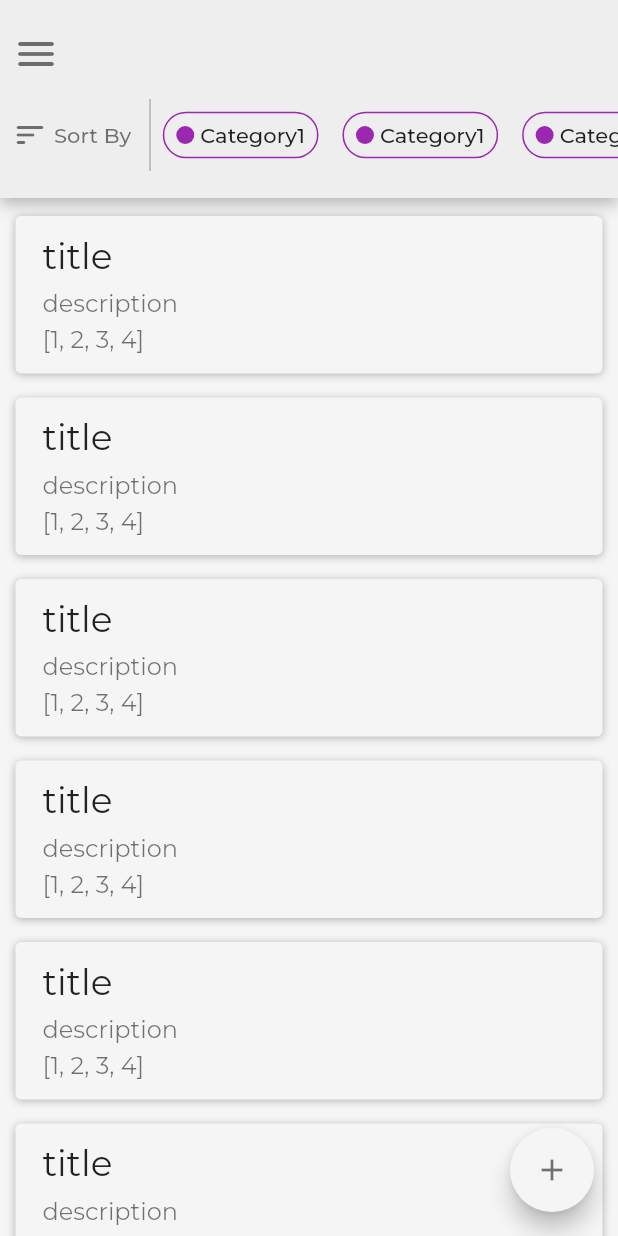
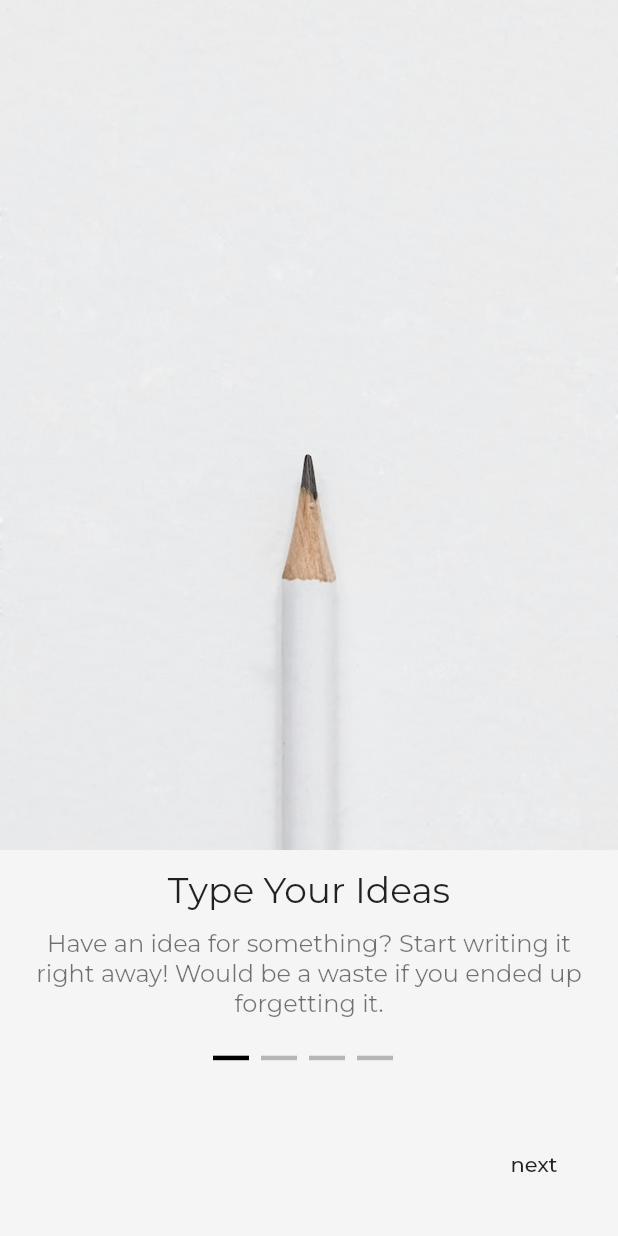
Before and after one commit to MasRoesdi/bank_of_ideas, a Flutter app: the screen it shows after launch, on a phone screen of 412 x 824 dp. Run offline on Flutter 3.47's test engine with Material 2 defaults, Android fonts, the light colour scheme and no system bars; our stand-ins replace google_fonts, hive, hive_flutter; accounts and stored records are empty.

Commit message:
Finished OnboardingScreen and other minor adjusments

```diff
--- a/lib/custom_properties.dart
+++ b/lib/custom_properties.dart
@@ -13,6 +13,11 @@ class TextProperties {
 
   static const TextStyle small = TextStyle(
     color: Colors.black54,
+    fontSize: 14,
+  );
+
+  static const TextStyle smallThick = TextStyle(
+    color: Colors.black87,
     fontSize: 14,
   );
 }
--- a/lib/custom_widgets.dart
+++ b/lib/custom_widgets.dart
@@ -134,44 +134,61 @@ class CategoryButton extends StatelessWidget {
   }
 }
 
-// The commented class below is an attempt to create a custom ToggleButtons
-// that is made solely for the categories selector that is designed for
-// the HomeScreen. Due to the probable difficulty of making such widget,
-// the development for it has been stopped.
+class OnboardPage extends StatelessWidget {
+  final String? title;
+  final String? subtitle;
+  final String? imagePath;
 
-// class CategoryButtonGroup extends StatelessWidget {
-//   final List<CategoryButton>? buttons;
-//   final List<bool>? isSelected;
+  const OnboardPage(
+      {required this.title,
+      required this.subtitle,
+      required this.imagePath,
+      super.key});
 
-//   const CategoryButtonGroup(
-//       {required this.buttons, required this.isSelected, super.key});
+  @override
+  Widget build(BuildContext context) {
+    var screenSize = MediaQuery.of(context).size;
 
-//   @override
-//   Widget build(BuildContext context) {
-//     return Row(
-//       mainAxisSize: MainAxisSize.max,
-//       mainAxisAlignment: MainAxisAlignment.start,
-//       crossAxisAlignment: CrossAxisAlignment.center,
-//       children: List.generate(buttons!.length, (index) {
-//         return Container(
-//           margin: const EdgeInsets.symmetric(horizontal: 8),
-//           child: TextButton(
-//             style: const ButtonStyle(
-//               padding: MaterialStatePropertyAll(EdgeInsets.zero),
-//               shape: MaterialStatePropertyAll(
-//                 RoundedRectangleBorder(
-//                   borderRadius: BorderRadius.all(
-//                     Radius.circular(48),
-//                   ),
-//                 ),
-//               ),
-//               tapTargetSize: MaterialTapTargetSize.shrinkWrap,
-//             ),
-//             onPressed: () {},
-//             child: buttons![index],
-//           ),
-//         );
-//       }),
-//     );
-//   }
-// }
+    return Container(
+      width: screenSize.width,
+      height: screenSize.height * 0.65,
+      decoration: BoxDecoration(
+        color: ColorProperties.main,
+      ),
+      child: Column(
+        mainAxisSize: MainAxisSize.max,
+        mainAxisAlignment: MainAxisAlignment.start,
+        crossAxisAlignment: CrossAxisAlignment.center,
+        children: [
+          Expanded(
+            child: SizedBox(
+              width: screenSize.width,
+              child: Image.asset(
+                imagePath!,
+                fit: BoxFit.cover,
+              ),
+            ),
+          ),
+          const SizedBox(
+            height: 12,
+          ),
+          Text(
+            '$title',
+            style: TextProperties.h1,
+          ),
+          const SizedBox(
+            height: 12,
+          ),
+          Padding(
+            padding: const EdgeInsets.symmetric(horizontal: 12),
+            child: Text(
+              '$subtitle',
+              style: TextProperties.normal,
+              textAlign: TextAlign.center,
+            ),
+          ),
+        ],
+      ),
+    );
+  }
+}
--- a/lib/main.dart
+++ b/lib/main.dart
@@ -1,4 +1,5 @@
 import 'package:bank_of_ideas/home.dart';
+import 'package:bank_of_ideas/onboard.dart';
 import 'package:bank_of_ideas/settings.dart';
 import 'package:bank_of_ideas/splash.dart';
 import 'package:flutter/material.dart';
@@ -9,7 +10,8 @@ void main() async {
   WidgetsFlutterBinding.ensureInitialized();
 
   await Hive.initFlutter();
-  Hive.openBox('ideas');
+  await Hive.openBox('ideas');
+  await Hive.openBox('user_preferences');
 
   runApp(const RootWidget());
 }
@@ -26,7 +28,8 @@ class RootWidget extends StatelessWidget {
       routes: {
         '/': (context) => const HomeScreen(),
         '/splash': (context) => const SplashScreen(),
-        '/settings': (context) => const SettingsScreen()
+        '/settings': (context) => const SettingsScreen(),
+        '/onboard': (context) => const OnboardScreen(),
       },
       theme: ThemeData(
         textTheme: GoogleFonts.montserratTextTheme(),
--- a/lib/onboard.dart
+++ b/lib/onboard.dart
@@ -0,0 +1,181 @@
+import 'package:bank_of_ideas/custom_properties.dart';
+import 'package:bank_of_ideas/custom_widgets.dart';
+import 'package:flutter/material.dart';
+
+class OnboardScreen extends StatefulWidget {
+  const OnboardScreen({super.key});
+
+  @override
+  State<OnboardScreen> createState() => _OnboardScreen();
+}
+
+class _OnboardScreen extends State<OnboardScreen> {
+  PageController pageController = PageController(initialPage: 0);
+
+  // Here are the source of the images that is being used in the onboarding page
+  // https://unsplash.com/photos/49iJ7bzbCoI?utm_source=unsplash&utm_medium=referral&utm_content=creditShareLink
+  // https://unsplash.com/photos/dyaxQ-aoGWY?utm_source=unsplash&utm_medium=referral&utm_content=creditShareLink
+  // https://unsplash.com/photos/1dsceUpkOwI?utm_source=unsplash&utm_medium=referral&utm_content=creditShareLink
+  // https://unsplash.com/photos/huT1A8nW_Ho?utm_source=unsplash&utm_medium=referral&utm_content=creditShareLink
+
+  List<Widget> onboardingPages = const [
+    OnboardPage(
+      title: "Type Your Ideas",
+      subtitle:
+          "Have an idea for something? Start writing it right away! Would be a waste if you ended up forgetting it.",
+      imagePath: 'assets/images/start_writing.jpg',
+    ),
+    OnboardPage(
+      title: "Organize!",
+      subtitle:
+          "Organize and sort your ideas with a custom tag. No time to waste for searching those group of ideas.",
+      imagePath: 'assets/images/organize.jpg',
+    ),
+    OnboardPage(
+      title: "Save Progress",
+      subtitle:
+          "Save your ideas online to avoid losing them. You can also save them offline with no internet needed.",
+      imagePath: 'assets/images/save_progress.jpg',
+    ),
+    OnboardPage(
+      title: "Ready to Start?",
+      subtitle:
+          "Now that everything has been settled. Let's get started right away!",
+      imagePath: 'assets/images/ready_to_start.jpg',
+    ),
+  ];
+
+  int currentPage = 0;
+
+  @override
+  void initState() {
+    super.initState();
+
+    pageController.addListener(() {
+      setState(() {
+        currentPage = pageController.page!.toInt();
+      });
+    });
+  }
+
+  @override
+  Widget build(BuildContext context) {
+    var screenSize = MediaQuery.of(context).size;
+
+    return Scaffold(
+      backgroundColor: ColorProperties.main,
+      body: SafeArea(
+        child: Column(
+          mainAxisSize: MainAxisSize.max,
+          mainAxisAlignment: MainAxisAlignment.start,
+          crossAxisAlignment: CrossAxisAlignment.center,
+          children: [
+            Expanded(
+              child: PageView(
+                controller: pageController,
+                children: onboardingPages,
+              ),
+            ),
+            Container(
+              width: screenSize.width,
+              height: screenSize.height * 0.175,
+              padding: const EdgeInsets.all(24),
+              child: Column(
+                mainAxisSize: MainAxisSize.max,
+                mainAxisAlignment: MainAxisAlignment.spaceBetween,
+                children: [
+                  // The PageView hasn't been initialized yet. It makes the page
+                  // controller can't access some of it's functionality,
+                  // including '.page'.
+                  Row(
+                    mainAxisSize: MainAxisSize.max,
+                    mainAxisAlignment: MainAxisAlignment.center,
+                    crossAxisAlignment: CrossAxisAlignment.center,
+                    children: List.generate(
+                      onboardingPages.length,
+                      (index) => AnimatedContainer(
+                        margin: const EdgeInsets.only(right: 8),
+                        decoration: BoxDecoration(
+                          color: currentPage == index
+                              ? Colors.black
+                              : Colors.black26,
+                        ),
+                        duration: const Duration(milliseconds: 250),
+                        child: TextButton(
+                          style: const ButtonStyle(
+                            minimumSize: MaterialStatePropertyAll(Size.zero),
+                            padding:
+                                MaterialStatePropertyAll(EdgeInsets.all(0)),
+                            tapTargetSize: MaterialTapTargetSize.shrinkWrap,
+                          ),
+                          onPressed: () {
+                            pageController.animateToPage(
+                              index,
+                              duration: const Duration(milliseconds: 850),
+                              curve: Curves.decelerate,
+                            );
+                          },
+                          child: Container(
+                            width: 24,
+                            height: 3,
+                            decoration: BoxDecoration(
+                              borderRadius: BorderRadius.circular(128),
+                            ),
+                          ),
+                        ),
+                      ),
+                    ),
+                  ),
+                  Row(
+                    mainAxisSize: MainAxisSize.max,
+                    mainAxisAlignment: MainAxisAlignment.spaceBetween,
+                    children: [
+                      currentPage == 0
+                          ? Container()
+                          : TextButton(
+                              onPressed: () {
+                                pageController.animateToPage(
+                                  currentPage - 1,
+                                  duration: const Duration(milliseconds: 850),
+                                  curve: Curves.decelerate,
+                                );
+                              },
+                              child: const Text(
+                                'back',
+                                style: TextProperties.smallThick,
+                              ),
+                            ),
+                      currentPage == onboardingPages.length - 1
+                          ? TextButton(
+                              onPressed: () {
+                                Navigator.pushNamed(context, '/');
+                              },
+                              child: const Text(
+                                'finish',
+                                style: TextProperties.smallThick,
+                              ),
+                            )
+                          : TextButton(
+                              onPressed: () {
+                                pageController.animateToPage(
+                                  currentPage + 1,
+                                  duration: const Duration(milliseconds: 850),
+                                  curve: Curves.decelerate,
+                                );
+                              },
+                              child: const Text(
+                                'next',
+                                style: TextProperties.smallThick,
+                              ),
+                            ),
+                    ],
+                  ),
+                ],
+              ),
+            )
+          ],
+        ),
+      ),
+    );
+  }
+}
--- a/lib/splash.dart
+++ b/lib/splash.dart
@@ -2,6 +2,7 @@ import 'dart:async';
 
 import 'package:bank_of_ideas/custom_properties.dart';
 import 'package:flutter/material.dart';
+import 'package:hive_flutter/adapters.dart';
 
 class SplashScreen extends StatefulWidget {
   const SplashScreen({super.key});
@@ -15,12 +16,24 @@ class _SplashScreen extends State<SplashScreen> {
   void initState() {
     super.initState();
 
+    var box = Hive.box('user_preferences');
+    bool? isOnboardingSeen = box.get('onboarding_seen');
+
+    if (isOnboardingSeen == null) {
+      Timer(
+        const Duration(milliseconds: 2500),
+        () {
+          Navigator.pushReplacementNamed(context, '/onboard');
+        },
+      );
+    } else {
       Timer(
         const Duration(milliseconds: 2500),
         () {
           Navigator.pushReplacementNamed(context, '/');
         },
       );
+    }
   }
 
   @override
--- a/pubspec.yaml
+++ b/pubspec.yaml
@@ -63,9 +63,8 @@ flutter:
   uses-material-design: true
 
   # To add assets to your application, add an assets section, like this:
-  # assets:
-  #   - images/a_dot_burr.jpeg
-  #   - images/a_dot_ham.jpeg
+  assets:
+    - assets/images/
 
   # An image asset can refer to one or more resolution-specific "variants", see
   # https://flutter.dev/assets-and-images/#resolution-aware
```
Also changed, not shown: assets/images/organize.jpg (added), assets/images/ready_to_start.jpg (added), assets/images/save_progress.jpg (added), assets/images/start_writing.jpg (added). Lines whose indentation alone changed are shown as unchanged.
